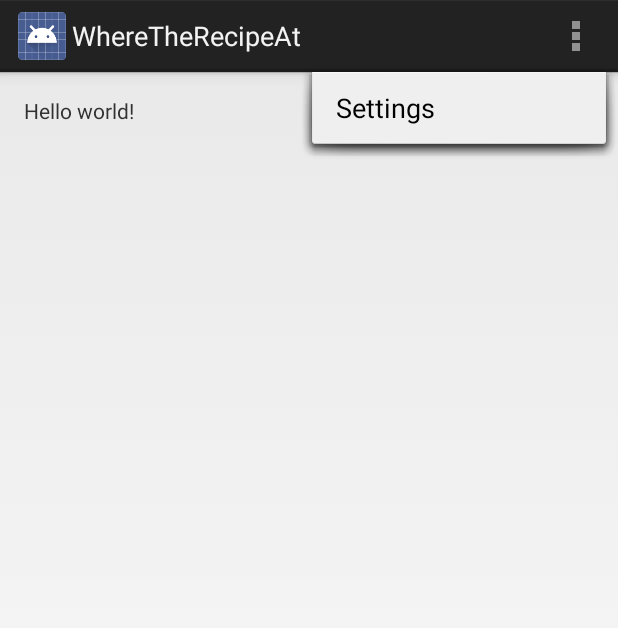
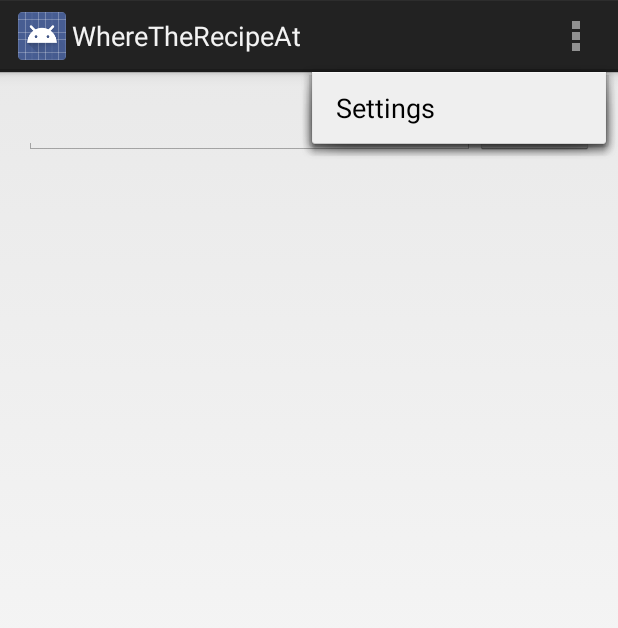
Before and after one commit to willyao94/WhereTheRecipe-Android, an Android app: the screen it shows after launch (MainActivity), with the options menu open, on a phone screen of 412 x 824 dp. Shown: the top 628 px of the screen. Run offline under Robolectric (Android 15) with nearby library versions, the phone set to English and light mode, and no system bars.

Commit message:
Updated gitignore file

```diff
--- a/app/src/main/res/layout/activity_main.xml
+++ b/app/src/main/res/layout/activity_main.xml
@@ -5,7 +5,23 @@
     android:paddingTop="@dimen/activity_vertical_margin"
     android:paddingBottom="@dimen/activity_vertical_margin" tools:context=".MainActivity">
 
-    <TextView android:text="@string/hello_world" android:layout_width="wrap_content"
-        android:layout_height="wrap_content" />
+    <EditText
+        android:layout_width="fill_parent"
+        android:layout_height="wrap_content"
+        android:id="@+id/SearchInput"
+        android:layout_alignParentTop="true"
+        android:layout_alignParentLeft="true"
+        android:layout_alignParentStart="true"
+        android:layout_toLeftOf="@+id/SearchButton"
+        android:layout_toStartOf="@+id/SearchButton" />
 
+    <Button
+        android:layout_width="wrap_content"
+        android:layout_height="wrap_content"
+        android:text="Search"
+        android:id="@+id/SearchButton"
+        android:layout_alignParentTop="true"
+        android:layout_alignParentRight="true"
+        android:layout_alignParentEnd="true"
+        android:layout_alignBottom="@+id/SearchInput" />
 </RelativeLayout>
```
Also changed, not shown: 2 other files.
